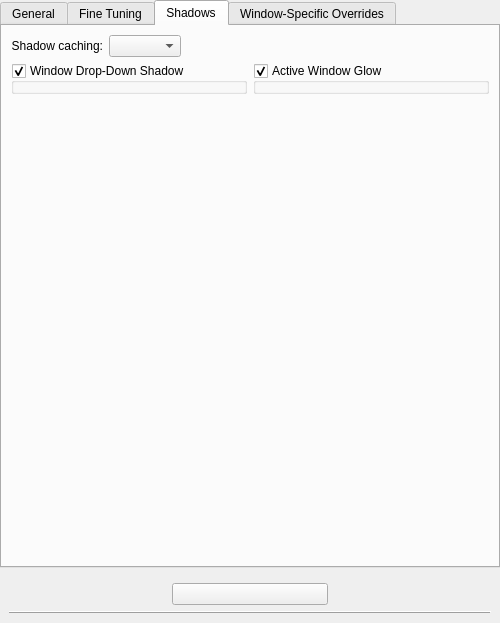
Qt form decoration/config/ui/oxygenconfigurationui.ui (KDE/oxygen-transparent) before a commit.
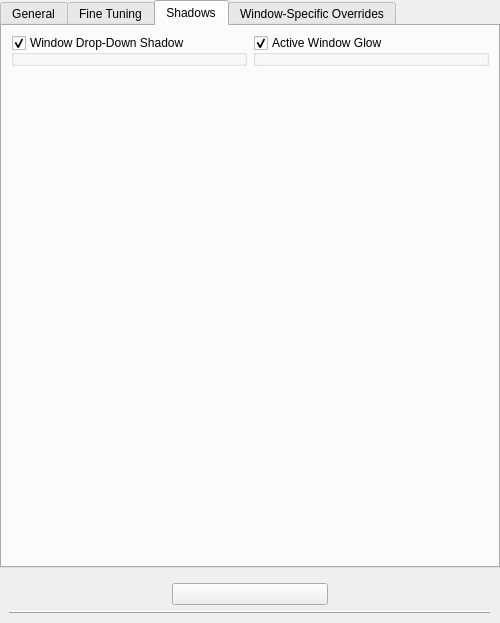
The same form after that commit. The open tabs and pages were chosen to show the change. Custom widgets are drawn as their Qt base class.

Diff of the .ui file:
```diff
--- a/decoration/config/ui/oxygenconfigurationui.ui
+++ b/decoration/config/ui/oxygenconfigurationui.ui
@@ -25,6 +25,9 @@
      <property name="currentIndex">
       <number>0</number>
      </property>
+     <property name="usesScrollButtons">
+      <bool>false</bool>
+     </property>
      <widget class="QWidget" name="tab">
       <attribute name="title">
        <string>General</string>
@@ -316,44 +319,6 @@
       </attribute>
       <layout class="QGridLayout" name="gridLayout_4">
        <item row="0" column="0">
-        <widget class="QWidget" name="shadowsExpertWidget" native="true">
-         <layout class="QGridLayout" name="gridLayout_3">
-          <property name="margin">
-           <number>0</number>
-          </property>
-          <item row="1" column="0">
-           <widget class="QLabel" name="shadowCacheModeLabel">
-            <property name="text">
-             <string>Shadow caching:</string>
-            </property>
-            <property name="alignment">
-             <set>Qt::AlignRight|Qt::AlignTrailing|Qt::AlignVCenter</set>
-            </property>
-            <property name="buddy">
-             <cstring>shadowCacheMode</cstring>
-            </property>
-           </widget>
-          </item>
-          <item row="1" column="1">
-           <widget class="KComboBox" name="shadowCacheMode"/>
-          </item>
-          <item row="1" column="2">
-           <spacer name="horizontalSpacer_7">
-            <property name="orientation">
-             <enum>Qt::Horizontal</enum>
-            </property>
-            <property name="sizeHint" stdset="0">
-             <size>
-              <width>308</width>
-              <height>20</height>
-             </size>
-            </property>
-           </spacer>
-          </item>
-         </layout>
-        </widget>
-       </item>
-       <item row="1" column="0">
         <layout class="QHBoxLayout" name="horizontalLayout_7">
          <item>
           <widget class="Oxygen::ShadowConfigurationUi" name="inactiveShadowConfiguration">
@@ -377,7 +342,7 @@
          </item>
         </layout>
        </item>
-       <item row="2" column="0">
+       <item row="1" column="0">
         <spacer name="shadowSpacer">
          <property name="orientation">
           <enum>Qt::Vertical</enum>
```
Left out of the diff: 21 changed lines with no effect on the pictures.
